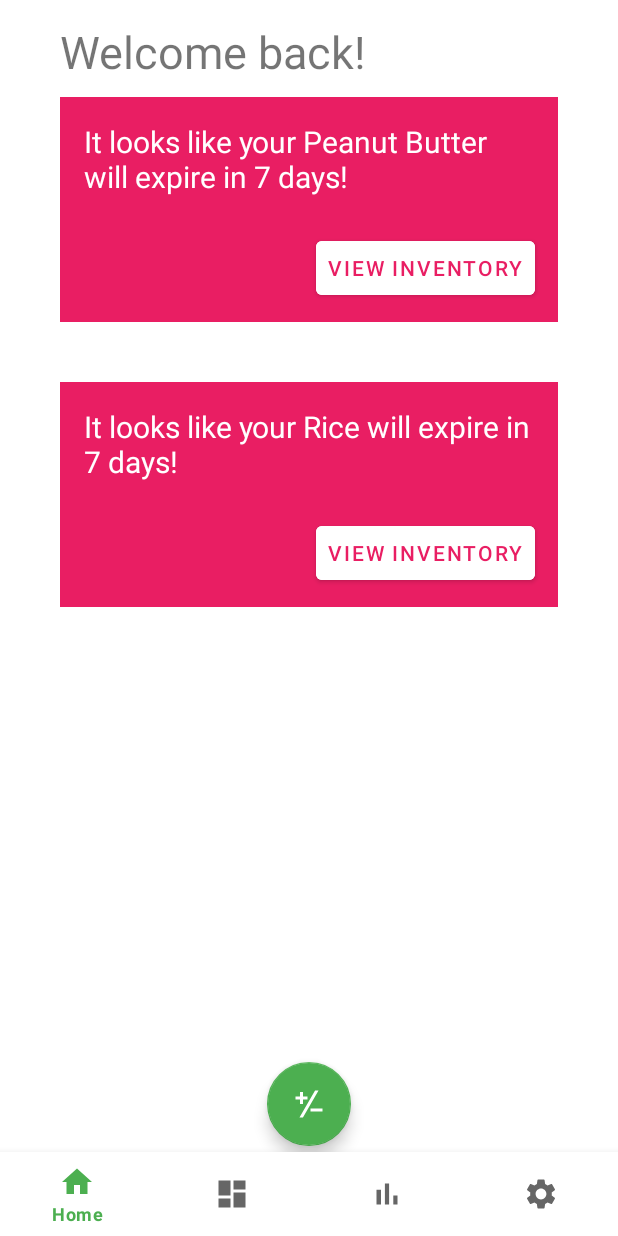
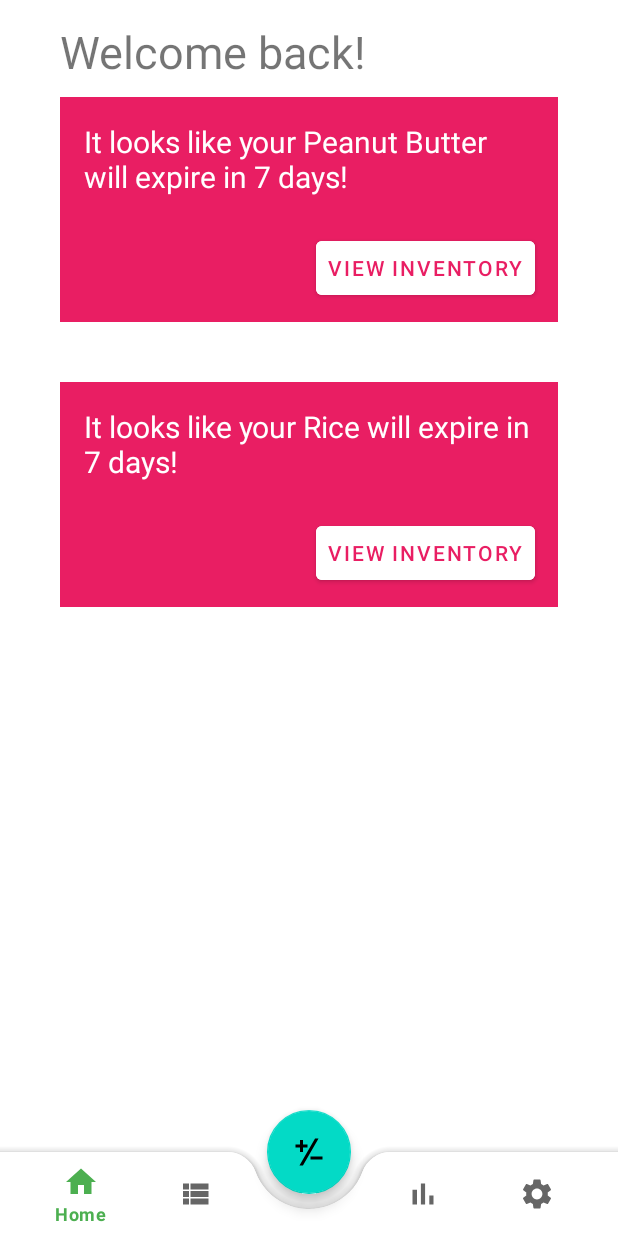
Before and after one commit to amj311/FoodInventoryDemo, an Android app: the screen it shows after launch (MainActivity), on a phone screen of 412 x 824 dp. Run offline under Robolectric (Android 15) with nearby library versions, the phone set to English and light mode, and no system bars; our stand-ins replace Volley, navigation-ui.

Commit message:
got fab to cradleinside bottom nav

```diff
--- a/app/src/main/java/com/example/foodinventorydemo/MainActivity.java
+++ b/app/src/main/java/com/example/foodinventorydemo/MainActivity.java
@@ -3,7 +3,6 @@ package com.example.foodinventorydemo;
 import android.content.Intent;
 import android.os.Bundle;
 import android.view.View;
-import android.widget.Toast;
 
 import com.google.android.material.bottomnavigation.BottomNavigationView;
 import com.google.android.material.floatingactionbutton.FloatingActionButton;
@@ -18,13 +17,17 @@ import java.util.Objects;
 
 public class MainActivity extends AppCompatActivity {
     AppController controller = AppController.getInstance();
+    BottomNavigationView navView;
 
     @Override
     protected void onCreate(Bundle savedInstanceState) {
         super.onCreate(savedInstanceState);
         setContentView(R.layout.activity_main);
         Objects.requireNonNull(getSupportActionBar()).hide();
-        BottomNavigationView navView = findViewById(R.id.nav_view);
+
+        navView = findViewById(R.id.bottomNavigationView);
+        navView.getMenu().getItem(2).setEnabled(false);
+
         // Passing each menu ID as a set of Ids because each
         // menu should be considered as top level destinations.
         AppBarConfiguration appBarConfiguration = new AppBarConfiguration.Builder(
@@ -35,6 +38,7 @@ public class MainActivity extends AppCompatActivity {
         NavigationUI.setupWithNavController(navView, navController);
 
         FloatingActionButton fab = findViewById(R.id.fab);
+
         fab.setOnClickListener(new View.OnClickListener() {
             @Override
             public void onClick(View v) {
--- /dev/null
+++ b/app/src/main/res/drawable/ic_baseline_view_list_24.xml
@@ -0,0 +1,10 @@
+<vector xmlns:android="http://schemas.android.com/apk/res/android"
+    android:width="24dp"
+    android:height="24dp"
+    android:viewportWidth="24"
+    android:viewportHeight="24"
+    android:tint="?attr/colorControlNormal">
+  <path
+      android:fillColor="@android:color/white"
+      android:pathData="M4,14h4v-4L4,10v4zM4,19h4v-4L4,15v4zM4,9h4L8,5L4,5v4zM9,14h12v-4L9,10v4zM9,19h12v-4L9,15v4zM9,5v4h12L21,5L9,5z"/>
+</vector>
--- a/app/src/main/res/layout/activity_main.xml
+++ b/app/src/main/res/layout/activity_main.xml
@@ -1,22 +1,16 @@
 <?xml version="1.0" encoding="utf-8"?>
-<androidx.constraintlayout.widget.ConstraintLayout xmlns:android="http://schemas.android.com/apk/res/android"
+
+<androidx.coordinatorlayout.widget.CoordinatorLayout
+    xmlns:android="http://schemas.android.com/apk/res/android"
     xmlns:app="http://schemas.android.com/apk/res-auto"
+    android:layout_width="match_parent"
+    android:layout_height="match_parent"
+    >
+
+    <androidx.constraintlayout.widget.ConstraintLayout
         android:id="@+id/container"
         android:layout_width="match_parent"
         android:layout_height="match_parent">
-
-    <com.google.android.material.bottomnavigation.BottomNavigationView
-        android:id="@+id/nav_view"
-        android:layout_width="0dp"
-        android:layout_height="wrap_content"
-        android:layout_marginStart="0dp"
-        android:layout_marginEnd="0dp"
-        android:background="?android:attr/windowBackground"
-
-        app:layout_constraintBottom_toBottomOf="parent"
-        app:layout_constraintLeft_toLeftOf="parent"
-        app:layout_constraintRight_toRightOf="parent"
-        app:menu="@menu/bottom_nav_menu" />
 
         <fragment
             android:id="@+id/nav_host_fragment"
@@ -24,28 +18,67 @@
             android:layout_width="match_parent"
             android:layout_height="0dp"
             app:defaultNavHost="true"
-        app:layout_constraintBottom_toTopOf="@id/nav_view"
+            app:layout_constraintBottom_toBottomOf="parent"
             app:layout_constraintHorizontal_bias="1.0"
             app:layout_constraintLeft_toLeftOf="parent"
             app:layout_constraintRight_toRightOf="parent"
             app:layout_constraintTop_toTopOf="parent"
-        app:layout_constraintVertical_bias="0.0"
             app:navGraph="@navigation/mobile_navigation" />
 
+<!--        <com.google.android.material.floatingactionbutton.FloatingActionButton-->
+<!--            android:id="@+id/fab"-->
+<!--            style="@style/ThemeOverlay.MaterialComponents.Dark"-->
+<!--            android:layout_width="wrap_content"-->
+<!--            android:layout_height="wrap_content"-->
+<!--            android:layout_gravity="bottom|end"-->
+<!--            android:layout_marginBottom="60dp"-->
+<!--            android:contentDescription="Add New Item"-->
+<!--            android:scaleType="center"-->
+<!--            android:src="@drawable/plus_minus_variant"-->
+<!--            app:backgroundTint="@color/colorPrimary"-->
+<!--            app:tint="#fff"-->
+<!--            app:layout_constraintBottom_toBottomOf="parent"-->
+<!--            app:layout_constraintLeft_toLeftOf="parent"-->
+<!--            app:layout_constraintRight_toRightOf="parent" />-->
+<!--        -->
+<!--        <com.google.android.material.bottomnavigation.BottomNavigationView-->
+<!--            android:id="@+id/nav_view"-->
+<!--            android:layout_width="0dp"-->
+<!--            android:layout_height="wrap_content"-->
+<!--            android:layout_marginStart="0dp"-->
+<!--            android:layout_marginEnd="0dp"-->
+<!--            android:background="?android:attr/windowBackground"-->
+
+<!--            app:layout_constraintBottom_toBottomOf="parent"-->
+<!--            app:layout_constraintLeft_toLeftOf="parent"-->
+<!--            app:layout_constraintRight_toRightOf="parent"-->
+<!--            app:menu="@menu/bottom_nav_menu" />-->
+
+    </androidx.constraintlayout.widget.ConstraintLayout>
+
+    <com.google.android.material.bottomappbar.BottomAppBar
+        android:layout_width="match_parent"
+        android:layout_height="wrap_content"
+        android:layout_gravity="bottom"
+        android:id="@+id/bottomAppBar"
+        app:fabCradleMargin="10dp"
+        app:fabCradleRoundedCornerRadius="20dp">
+        <com.google.android.material.bottomnavigation.BottomNavigationView
+            android:id="@+id/bottomNavigationView"
+            android:layout_width="match_parent"
+            android:layout_height="match_parent"
+            app:menu="@menu/bottom_nav_menu"
+            android:background="@android:color/transparent"
+            app:elevation="0dp"
+            android:layout_marginEnd="16dp"
+            android:layout_marginRight="16dp" />
+
+    </com.google.android.material.bottomappbar.BottomAppBar>
     <com.google.android.material.floatingactionbutton.FloatingActionButton
-        android:id="@+id/fab"
-        style="@style/ThemeOverlay.MaterialComponents.Dark"
         android:layout_width="wrap_content"
         android:layout_height="wrap_content"
-        android:layout_gravity="bottom|end"
-        android:layout_marginBottom="60dp"
-        android:contentDescription="Add New Item"
-        android:scaleType="center"
+        android:id="@+id/fab"
         android:src="@drawable/plus_minus_variant"
-        app:backgroundTint="@color/colorPrimary"
-        app:tint="#fff"
-        app:layout_constraintBottom_toBottomOf="parent"
-        app:layout_constraintLeft_toLeftOf="parent"
-        app:layout_constraintRight_toRightOf="parent" />
+        app:layout_anchor="@id/bottomAppBar" />
 
-</androidx.constraintlayout.widget.ConstraintLayout>
+</androidx.coordinatorlayout.widget.CoordinatorLayout>
--- a/app/src/main/res/menu/bottom_nav_menu.xml
+++ b/app/src/main/res/menu/bottom_nav_menu.xml
@@ -8,8 +8,12 @@
 
     <item
         android:id="@+id/navigation_inventory"
-        android:icon="@drawable/ic_dashboard_black_24dp"
+        android:icon="@drawable/ic_baseline_view_list_24"
         android:title="@string/title_dashboard" />
+
+    <item
+        android:id="@+id/miPlaceholder"
+        android:title=""/>
 
     <item
         android:id="@+id/navigation_notifications"
```
Lines whose indentation alone changed are shown as unchanged.
